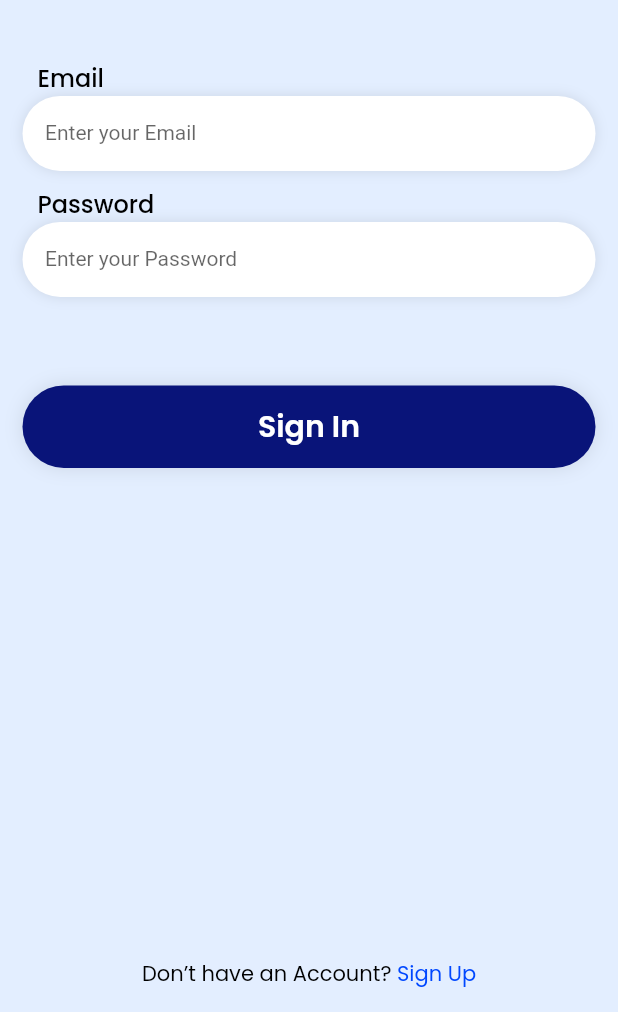
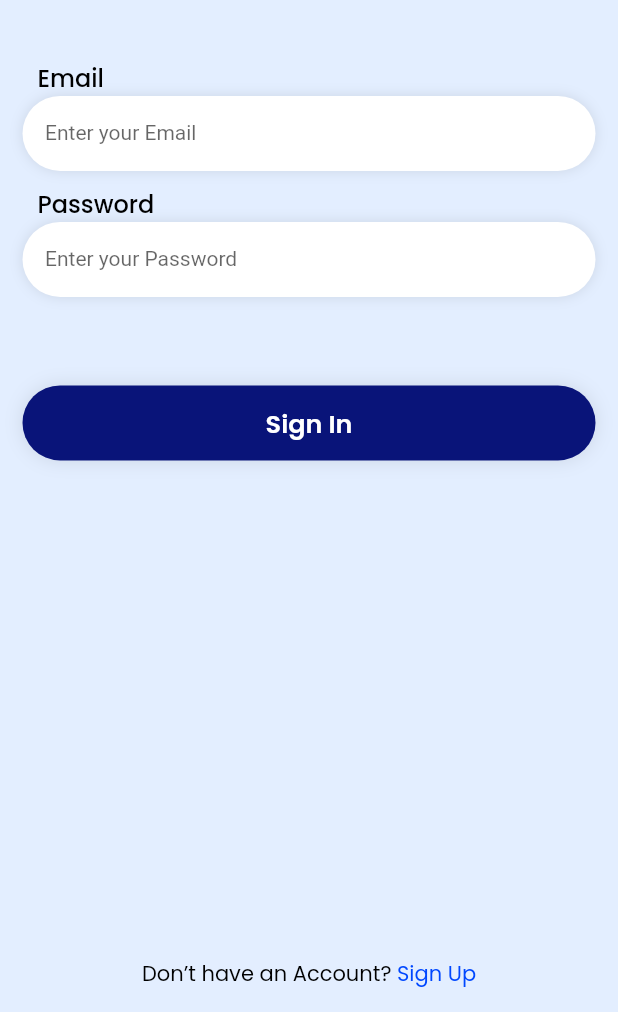
Before and after one commit to Husain-Zreik/Fatal-Breath, a Flutter app: the screen it shows after launch, on a phone screen of 412 x 824 dp, the part 224-1236 px from its top. Run offline on Flutter 3.47's test engine with Material 2 defaults, Android fonts, the phone set to English and light mode, and no system bars; our stand-ins replace dio, get, google_fonts, hexcolor, shared_preferences; statements that could not run were skipped.

Commit message:
Frontend <> edited the bottun widget format

```diff
--- a/fatal_breath_frontend/lib/widgets/button.global.dart
+++ b/fatal_breath_frontend/lib/widgets/button.global.dart
@@ -22,7 +22,7 @@ class ButtonGlobal extends StatelessWidget {
       },
       child: Container(
         alignment: Alignment.center,
-        height: 55,
+        height: 50,
         decoration: BoxDecoration(
             color: HexColor('#$color'),
             borderRadius: BorderRadius.circular(40),
@@ -37,7 +37,7 @@ class ButtonGlobal extends StatelessWidget {
           style: GoogleFonts.poppins(
             color: Colors.white,
             fontWeight: FontWeight.w600,
-            fontSize: 20,
+            fontSize: 17,
           ),
         ),
       ),
```
